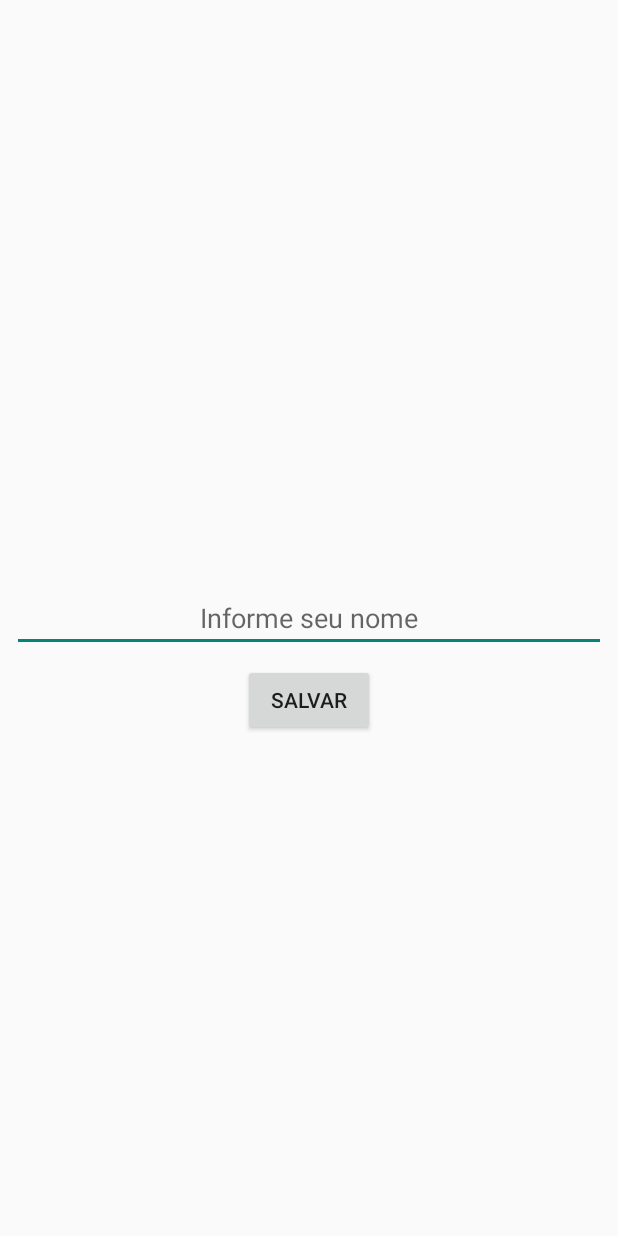
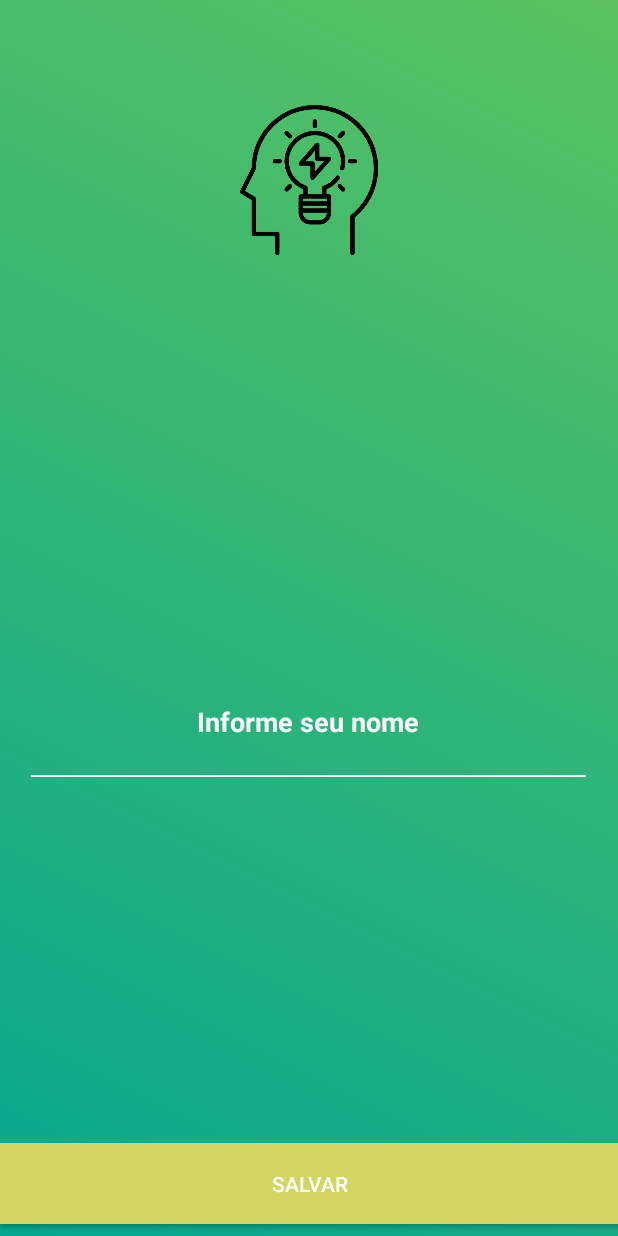
Before and after one commit to CarlosHenriqueMarques/kotlin-motivation, an Android app: the screen it shows after launch (SplashActivity), on a phone screen of 412 x 824 dp. Run offline under Robolectric (Android 15) with nearby library versions, the phone set to English and light mode, and no system bars.

Commit message:
Ajuste layout splash

```diff
--- /dev/null
+++ b/app/src/main/res/drawable/bg_splash.xml
@@ -0,0 +1,6 @@
+<?xml version="1.0" encoding="utf-8"?>
+<shape xmlns:android="http://schemas.android.com/apk/res/android">
+    <gradient android:angle="225"
+        android:endColor="@color/colorPrimaryDark"
+        android:startColor="@color/colorPrimary"/>
+</shape>
--- /dev/null
+++ b/app/src/main/res/drawable/line_et.xml
@@ -0,0 +1,14 @@
+<?xml version="1.0" encoding="utf-8"?>
+<layer-list xmlns:android="http://schemas.android.com/apk/res/android">
+    <item
+            android:bottom="1dp"
+            android:left="-2dp"
+            android:right="-2dp"
+            android:top="-2dp">
+        <shape android:shape="rectangle">
+            <stroke
+                    android:width="1dp"
+                    android:color="@color/colorLine"></stroke>
+        </shape>
+    </item>
+</layer-list>
--- a/app/src/main/res/layout/activity_splash.xml
+++ b/app/src/main/res/layout/activity_splash.xml
@@ -1,41 +1,59 @@
 <?xml version="1.0" encoding="utf-8"?>
-<androidx.constraintlayout.widget.ConstraintLayout
-        xmlns:android="http://schemas.android.com/apk/res/android"
+<androidx.constraintlayout.widget.ConstraintLayout xmlns:android="http://schemas.android.com/apk/res/android"
         xmlns:app="http://schemas.android.com/apk/res-auto"
         xmlns:tools="http://schemas.android.com/tools"
         android:layout_width="match_parent"
         android:layout_height="match_parent"
+        android:background="@drawable/bg_splash"
         tools:context=".view.SplashActivity">
 
     <EditText
             android:id="@+id/editName"
-        android:layout_width="0dp"
-        android:layout_height="wrap_content"
+            android:layout_width="370dp"
+            android:layout_height="75dp"
             android:layout_marginStart="8dp"
             android:layout_marginLeft="8dp"
-        android:layout_marginTop="8dp"
+            android:layout_marginTop="30dp"
+            android:layout_marginEnd="8dp"
+            android:layout_marginRight="8dp"
+            android:background="@drawable/line_et"
+            android:gravity="center"
+            android:hint="@string/informe_seu_nome"
+            android:padding="15dp"
+            android:textColor="@color/colorTextLigthGray"
+            android:textColorHint="@color/colorTextLigthGray"
+            android:textStyle="bold"
+            app:layout_constraintBottom_toTopOf="@+id/buttonSave"
+            app:layout_constraintEnd_toEndOf="parent"
+            app:layout_constraintHorizontal_bias="0.482"
+            app:layout_constraintStart_toStartOf="parent"
+            app:layout_constraintTop_toBottomOf="@+id/imageView" />
+
+    <Button
+            android:id="@+id/buttonSave"
+            android:layout_width="413dp"
+            android:layout_height="54dp"
+            android:layout_marginStart="8dp"
+            android:layout_marginLeft="8dp"
             android:layout_marginEnd="8dp"
             android:layout_marginRight="8dp"
             android:layout_marginBottom="8dp"
-        android:gravity="center"
-        android:hint="@string/informe_seu_nome"
+            android:background="@color/colorAccent"
+            android:text="@string/salvar"
+            android:textColor="@color/colorTextButton"
             app:layout_constraintBottom_toBottomOf="parent"
             app:layout_constraintEnd_toEndOf="parent"
-        app:layout_constraintStart_toStartOf="parent"
-        app:layout_constraintTop_toTopOf="parent" />
+            app:layout_constraintHorizontal_bias="0.521"
+            app:layout_constraintStart_toStartOf="parent" />
 
-    <Button
-        android:id="@+id/buttonSave"
-        android:layout_width="wrap_content"
-        android:layout_height="wrap_content"
-        android:layout_marginStart="8dp"
-        android:layout_marginLeft="8dp"
-        android:layout_marginTop="8dp"
-        android:layout_marginEnd="8dp"
-        android:layout_marginRight="8dp"
-        android:text="@string/salvar"
+    <ImageView
+            android:id="@+id/imageView"
+            android:layout_width="100dp"
+            android:layout_height="100dp"
+            android:layout_marginTop="70dp"
             app:layout_constraintEnd_toEndOf="parent"
             app:layout_constraintStart_toStartOf="parent"
-        app:layout_constraintTop_toBottomOf="@+id/editName" />
+            app:layout_constraintTop_toTopOf="parent"
+            app:srcCompat="@drawable/ico4" />
 
 </androidx.constraintlayout.widget.ConstraintLayout>
--- a/app/src/main/res/values/colors.xml
+++ b/app/src/main/res/values/colors.xml
@@ -1,8 +1,14 @@
 <?xml version="1.0" encoding="utf-8"?>
 <resources>
-    <color name="colorPrimary">#008577</color>
-    <color name="colorPrimaryDark">#00574B</color>
-    <color name="colorAccent">#D81B60</color>
+    <color name="colorPrimary">#5ac25f</color>
+    <color name="colorPrimaryDark">#05a890</color>
+    <color name="colorAccent">#d1d762</color>
+
+    <color name="black_overlay">#66000000</color>
+    <color name="colorTextButton">#ffffff</color>
+    <color name="colorTextLigthGray">#f9f9f9</color>
+
+    <color name="colorLine">#f5f5f5</color>
 
     <color name="menu_item_select">#FFFFFF</color>
     <color name="menu_item_unselect">#CECECE</color>
```
Also changed, not shown: app/src/main/res/drawable/ico4.png (added), app/src/main/res/drawable/icon2.png (added), app/src/main/res/drawable/icon3.png (added), app/src/main/res/drawable/icon_motivation.png (added). Lines whose indentation alone changed are shown as unchanged.
